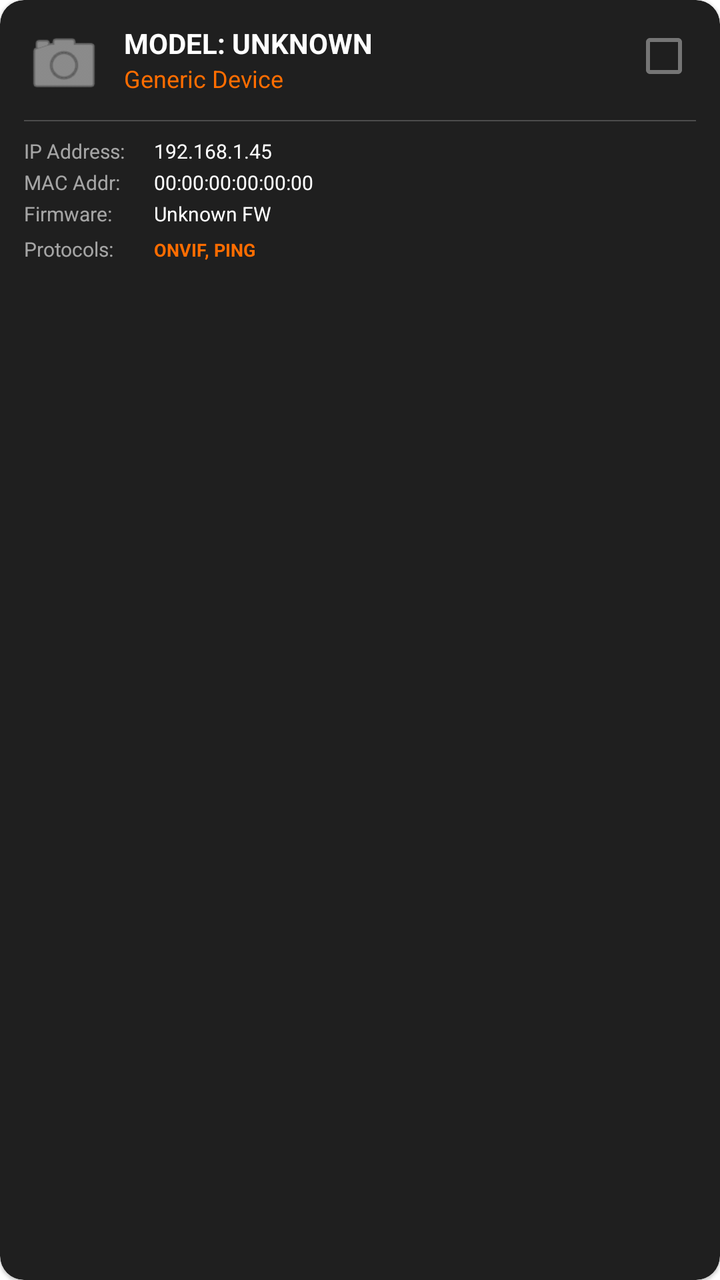
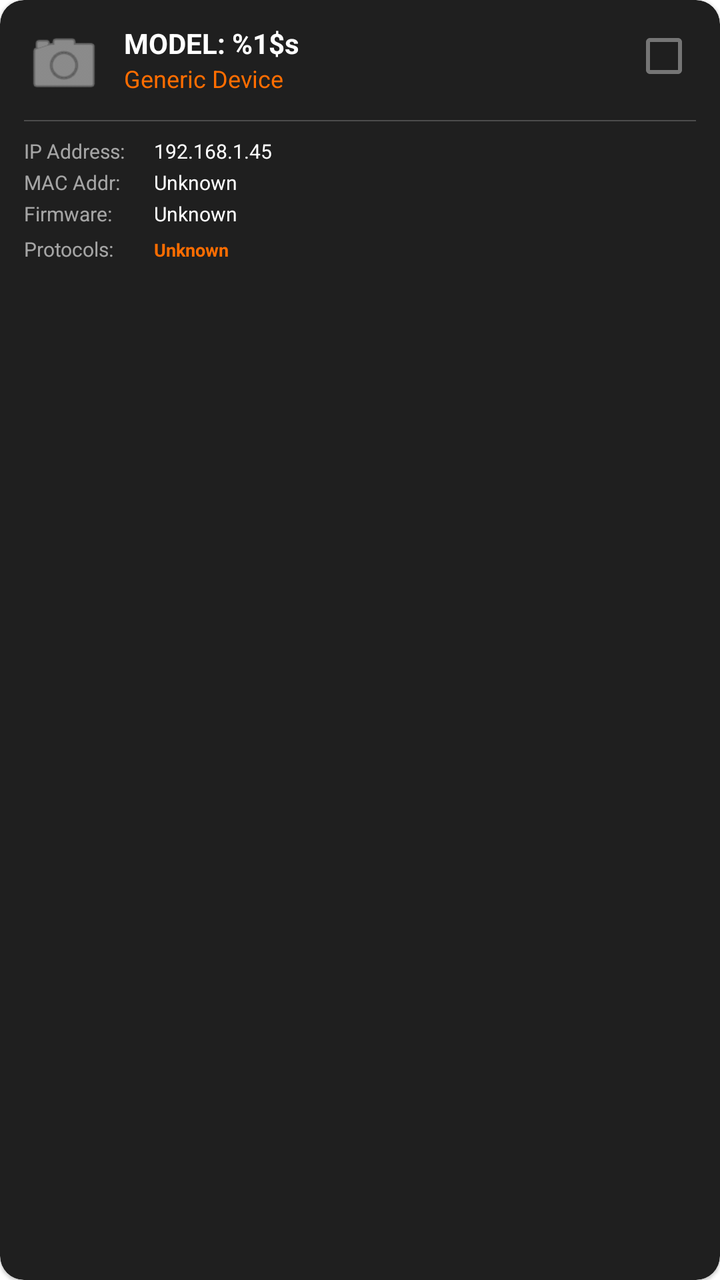

An Android layout rendered at two revisions. The XML below is the earlier revision; the diff shows what the commit changed to produce the second picture.
<!-- AndroidManifest.xml: application theme Theme.AladinCamViewer -->
<!-- res/layout/item_discovery_card.xml -->
<?xml version="1.0" encoding="utf-8"?>
<com.google.android.material.card.MaterialCardView xmlns:android="http://schemas.android.com/apk/res/android"
    xmlns:app="http://schemas.android.com/apk/res-auto"
    android:layout_width="match_parent"
    android:layout_height="wrap_content"
    android:layout_margin="6dp"
    android:focusable="true"
    android:clickable="true"
    app:cardBackgroundColor="#1F1F1F"
    app:cardCornerRadius="12dp"
    app:strokeWidth="0dp"
    app:strokeColor="@color/brand_orange">

    <androidx.constraintlayout.widget.ConstraintLayout
        android:layout_width="match_parent"
        android:layout_height="wrap_content"
        android:padding="12dp">

        <ImageView
            android:id="@+id/img_brand_logo"
            android:layout_width="40dp"
            android:layout_height="40dp"
            android:alpha="0.8"
            android:src="@android:drawable/ic_menu_camera"
            app:layout_constraintStart_toStartOf="parent"
            app:layout_constraintTop_toTopOf="parent"
            app:tint="@color/white" />

        <CheckBox
            android:id="@+id/check_select"
            android:layout_width="32dp"
            android:layout_height="32dp"
            app:layout_constraintEnd_toEndOf="parent"
            app:layout_constraintTop_toTopOf="parent" />

        <TextView
            android:id="@+id/txt_model"
            android:layout_width="0dp"
            android:layout_height="wrap_content"
            android:layout_marginStart="10dp"
            android:ellipsize="end"
            android:maxLines="1"
            android:text="MODEL: UNKNOWN"
            android:textColor="@color/white"
            android:textSize="14sp"
            android:textStyle="bold"
            app:layout_constraintEnd_toStartOf="@id/check_select"
            app:layout_constraintStart_toEndOf="@id/img_brand_logo"
            app:layout_constraintTop_toTopOf="parent" />

        <TextView
            android:id="@+id/txt_brand"
            android:layout_width="0dp"
            android:layout_height="wrap_content"
            android:text="Generic Device"
            android:textColor="@color/brand_orange"
            android:textSize="12sp"
            app:layout_constraintEnd_toStartOf="@id/check_select"
            app:layout_constraintStart_toStartOf="@id/txt_model"
            app:layout_constraintTop_toBottomOf="@id/txt_model" />

        <View
            android:id="@+id/divider"
            android:layout_width="match_parent"
            android:layout_height="0.5dp"
            android:layout_marginTop="8dp"
            android:background="#33FFFFFF"
            app:layout_constraintTop_toBottomOf="@id/img_brand_logo" />

        <LinearLayout
            android:layout_width="match_parent"
            android:layout_height="wrap_content"
            android:layout_marginTop="8dp"
            android:orientation="vertical"
            app:layout_constraintTop_toBottomOf="@id/divider">

            <LinearLayout
                android:layout_width="match_parent"
                android:layout_height="wrap_content"
                android:orientation="horizontal">
                <TextView
                    android:layout_width="65dp"
                    android:layout_height="wrap_content"
                    android:text="IP Address:"
                    android:textColor="#99FFFFFF"
                    android:textSize="10sp" />
                <TextView
                    android:id="@+id/txt_ip"
                    android:layout_width="match_parent"
                    android:layout_height="wrap_content"
                    android:text="192.168.1.45"
                    android:textColor="@color/white"
                    android:textSize="10sp" />
            </LinearLayout>

            <LinearLayout
                android:layout_width="match_parent"
                android:layout_height="wrap_content"
                android:layout_marginTop="2dp"
                android:orientation="horizontal">
                <TextView
                    android:layout_width="65dp"
                    android:layout_height="wrap_content"
                    android:text="MAC Addr:"
                    android:textColor="#99FFFFFF"
                    android:textSize="10sp" />
                <TextView
                    android:id="@+id/txt_mac"
                    android:layout_width="match_parent"
                    android:layout_height="wrap_content"
                    android:text="00:00:00:00:00:00"
                    android:textColor="@color/white"
                    android:textSize="10sp" />
            </LinearLayout>

            <LinearLayout
                android:layout_width="match_parent"
                android:layout_height="wrap_content"
                android:layout_marginTop="2dp"
                android:orientation="horizontal">
                <TextView
                    android:layout_width="65dp"
                    android:layout_height="wrap_content"
                    android:text="Firmware:"
                    android:textColor="#99FFFFFF"
                    android:textSize="10sp" />
                <TextView
                    android:id="@+id/txt_firmware"
                    android:layout_width="match_parent"
                    android:layout_height="wrap_content"
                    android:ellipsize="middle"
                    android:maxLines="1"
                    android:text="Unknown FW"
                    android:textColor="@color/white"
                    android:textSize="10sp" />
            </LinearLayout>

            <LinearLayout
                android:layout_width="match_parent"
                android:layout_height="wrap_content"
                android:layout_marginTop="4dp"
                android:orientation="horizontal">
                <TextView
                    android:layout_width="65dp"
                    android:layout_height="wrap_content"
                    android:text="Protocols:"
                    android:textColor="#99FFFFFF"
                    android:textSize="10sp" />
                <TextView
                    android:id="@+id/txt_protocols"
                    android:layout_width="match_parent"
                    android:layout_height="wrap_content"
                    android:text="ONVIF, PING"
                    android:textColor="@color/brand_orange"
                    android:textSize="9sp"
                    android:textStyle="bold" />
            </LinearLayout>
        </LinearLayout>

        <TextView
            android:id="@+id/badge_added"
            android:layout_width="wrap_content"
            android:layout_height="wrap_content"
            android:background="#2E7D32"
            android:paddingHorizontal="4dp"
            android:paddingVertical="1dp"
            android:text="ADDED"
            android:textColor="@color/white"
            android:textSize="8sp"
            android:textStyle="bold"
            android:visibility="gone"
            app:layout_constraintStart_toStartOf="parent"
            app:layout_constraintTop_toTopOf="parent" />

    </androidx.constraintlayout.widget.ConstraintLayout>

</com.google.android.material.card.MaterialCardView>
<!-- resources referenced by this layout -->
<resources>
  <color name="brand_orange">#FF6D00</color>
  <color name="white">#FFFFFFFF</color>
  <style name="Theme.AladinCamViewer" parent="Theme.MaterialComponents.DayNight.NoActionBar">
          
          <item name="colorPrimary">@color/brand_orange</item>
          <item name="colorPrimaryVariant">@color/black</item>
          <item name="colorOnPrimary">@color/white</item>
          
          <item name="colorSecondary">@color/brand_orange</item>
          <item name="colorSecondaryVariant">@color/brand_orange</item>
          <item name="colorOnSecondary">@color/black</item>
          
          <item name="android:statusBarColor">@color/black</item>
          
      </style>
  <color name="black">#FF000000</color>
</resources>

<!-- the commit's change to res/layout/item_discovery_card.xml (unified diff, before → after) -->
@@ -6,10 +6,11 @@
     android:layout_margin="6dp"
     android:focusable="true"
     android:clickable="true"
+    android:foreground="@drawable/camera_item_selector"
     app:cardBackgroundColor="#1F1F1F"
     app:cardCornerRadius="12dp"
-    app:strokeWidth="0dp"
-    app:strokeColor="@color/brand_orange">
+    app:strokeWidth="3dp"
+    app:strokeColor="@color/tv_focus_stroke">
 
     <androidx.constraintlayout.widget.ConstraintLayout
         android:layout_width="match_parent"
@@ -40,7 +41,7 @@
             android:layout_marginStart="10dp"
             android:ellipsize="end"
             android:maxLines="1"
-            android:text="MODEL: UNKNOWN"
+            android:text="@string/discovery_model_value"
             android:textColor="@color/white"
             android:textSize="14sp"
             android:textStyle="bold"
@@ -108,7 +109,7 @@
                     android:id="@+id/txt_mac"
                     android:layout_width="match_parent"
                     android:layout_height="wrap_content"
-                    android:text="00:00:00:00:00:00"
+                    android:text="@string/unknown_value"
                     android:textColor="@color/white"
                     android:textSize="10sp" />
             </LinearLayout>
@@ -130,7 +131,7 @@
                     android:layout_height="wrap_content"
                     android:ellipsize="middle"
                     android:maxLines="1"
-                    android:text="Unknown FW"
+                    android:text="@string/unknown_value"
                     android:textColor="@color/white"
                     android:textSize="10sp" />
             </LinearLayout>
@@ -150,7 +151,7 @@
                     android:id="@+id/txt_protocols"
                     android:layout_width="match_parent"
                     android:layout_height="wrap_content"
-                    android:text="ONVIF, PING"
+                    android:text="@string/unknown_value"
                     android:textColor="@color/brand_orange"
                     android:textSize="9sp"
                     android:textStyle="bold" />
<!-- resource entries referenced after the edit -->
@@ -2,6 +2,25 @@
 <resources>
   <color name="brand_orange">#FF6D00</color>
   <color name="white">#FFFFFFFF</color>
+  <!-- drawable camera_item_selector (drawable) -->
+  <?xml version="1.0" encoding="utf-8"?>
+  <selector xmlns:android="http://schemas.android.com/apk/res/android">
+      <item android:state_focused="true">
+          <shape android:shape="rectangle">
+              <solid android:color="#18FF6D00" />
+              <stroke android:width="4dp" android:color="@color/brand_orange_bright" />
+              <corners android:radius="10dp" />
+          </shape>
+      </item>
+      <item>
+          <shape android:shape="rectangle">
+              <stroke android:width="0dp" android:color="@android:color/transparent" />
+              <corners android:radius="10dp" />
+          </shape>
+      </item>
+  </selector>
+  <string name="discovery_model_value">MODEL: %1$s</string>
+  <string name="unknown_value">Unknown</string>
   <style name="Theme.AladinCamViewer" parent="Theme.MaterialComponents.DayNight.NoActionBar">
           
           <item name="colorPrimary">@color/brand_orange</item>
@@ -15,6 +34,7 @@
           <item name="android:statusBarColor">@color/black</item>
           
       </style>
+  <color name="brand_orange_bright">#FF9D28</color>
   <color name="black">#FF000000</color>
 </resources>
 
